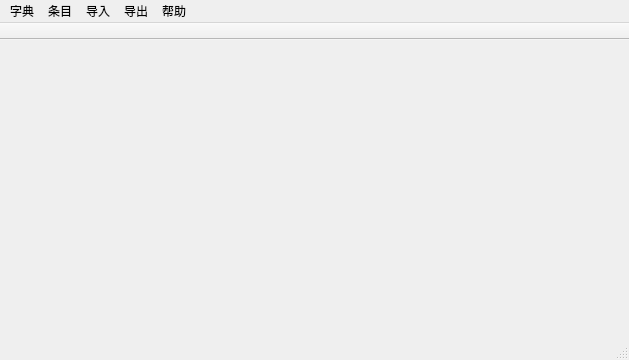
This is mainwindow.ui in yuekeyuans/dictProject as Qt 5 draws it before an edit. The edited form follows.
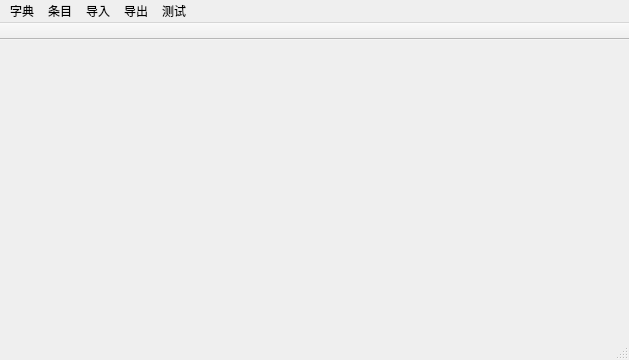
This is the edited form.

```diff
--- a/mainwindow.ui
+++ b/mainwindow.ui
@@ -96,9 +96,9 @@
     <addaction name="actionhtml"/>
     <addaction name="actiondicthtml"/>
    </widget>
-   <widget class="QMenu" name="menu_5">
+   <widget class="QMenu" name="menu">
     <property name="title">
-     <string>帮助</string>
+     <string>测试</string>
     </property>
     <addaction name="actionmarkdown"/>
     <addaction name="actionimportexport"/>
@@ -108,7 +108,7 @@
    <addaction name="menu_item"/>
    <addaction name="menu_import"/>
    <addaction name="menu_export"/>
-   <addaction name="menu_5"/>
+   <addaction name="menu"/>
   </widget>
   <widget class="QToolBar" name="mainToolBar">
    <property name="enabled">
```
Left out of the diff: 45 changed lines with no effect on the pictures.
